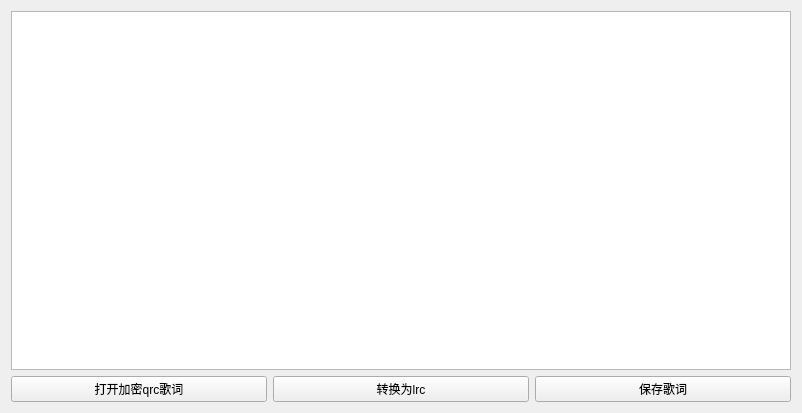
The window that ui/encrypted_lyrics.ui (chenmozhijin/LDDC) describes before a commit, drawn with Qt 5.
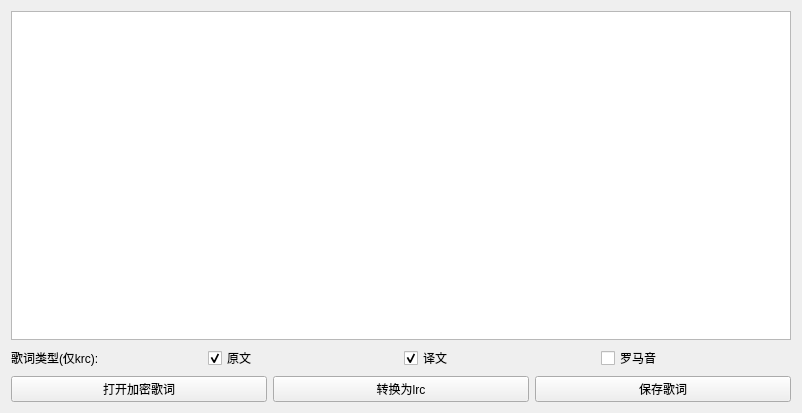
The same window after the commit.

```diff
--- a/ui/encrypted_lyrics.ui
+++ b/ui/encrypted_lyrics.ui
@@ -21,6 +21,56 @@
      </property>
     </widget>
    </item>
+   <item>
+    <layout class="QHBoxLayout" name="horizontalLayout_2">
+     <item>
+      <widget class="QLabel" name="label">
+       <property name="text">
+        <string>歌词类型(仅krc):</string>
+       </property>
+      </widget>
+     </item>
+     <item>
+      <widget class="QCheckBox" name="original_checkBox">
+       <property name="text">
+        <string>原文</string>
+       </property>
+       <property name="checked">
+        <bool>true</bool>
+       </property>
+      </widget>
+     </item>
+     <item alignment="Qt::AlignLeft">
+      <widget class="QCheckBox" name="translate_checkBox">
+       <property name="sizePolicy">
+        <sizepolicy hsizetype="Fixed" vsizetype="Fixed">
+         <horstretch>0</horstretch>
+         <verstretch>0</verstretch>
+        </sizepolicy>
+       </property>
+       <property name="text">
+        <string>译文</string>
+       </property>
+       <property name="checked">
+        <bool>true</bool>
+       </property>
+      </widget>
+     </item>
+     <item alignment="Qt::AlignLeft">
+      <widget class="QCheckBox" name="romanized_checkBox">
+       <property name="sizePolicy">
+        <sizepolicy hsizetype="Fixed" vsizetype="Fixed">
+         <horstretch>0</horstretch>
+         <verstretch>0</verstretch>
+        </sizepolicy>
+       </property>
+       <property name="text">
+        <string>罗马音</string>
+       </property>
+      </widget>
+     </item>
+    </layout>
+   </item>
    <item>
     <layout class="QHBoxLayout" name="horizontalLayout">
      <item>
@@ -32,7 +82,7 @@
         </sizepolicy>
        </property>
        <property name="text">
-        <string>打开加密qrc歌词</string>
+        <string>打开加密歌词</string>
        </property>
       </widget>
      </item>
```
